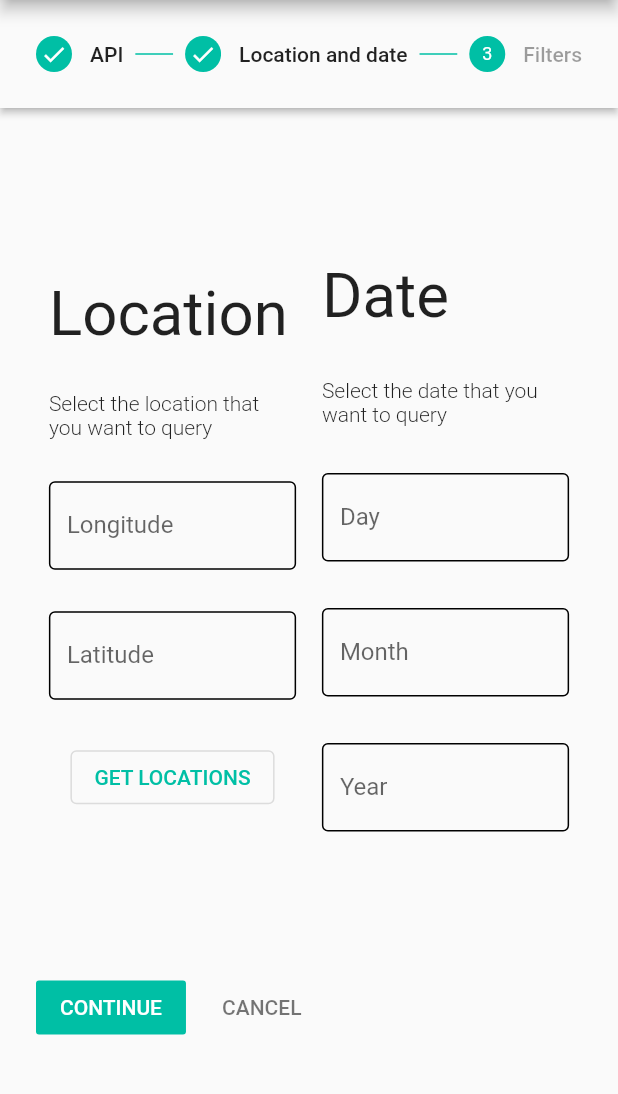
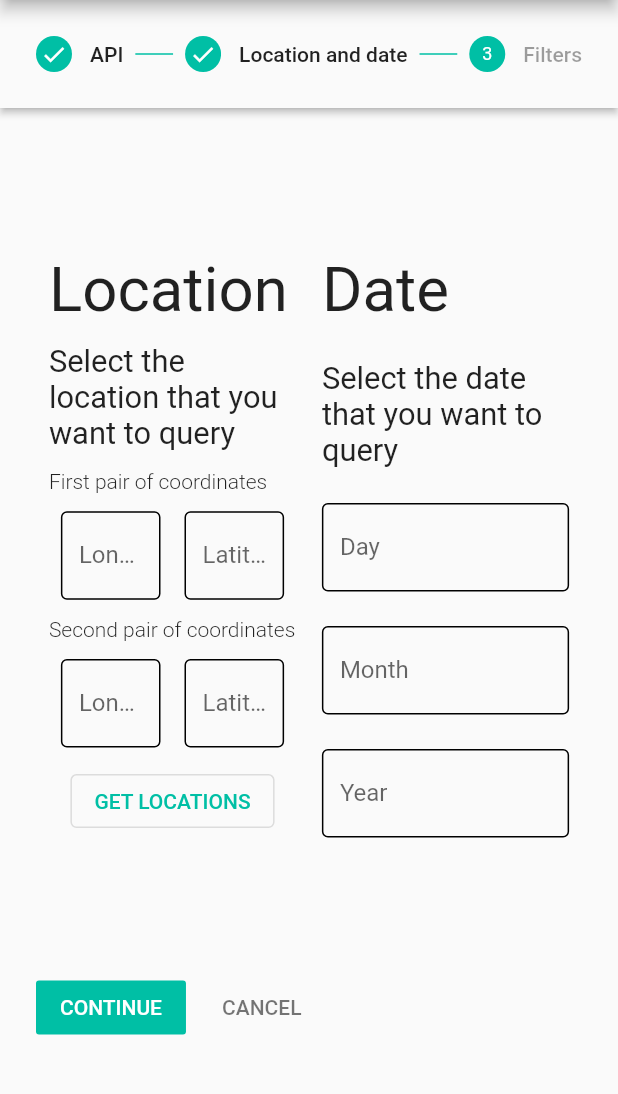
Before and after one commit to LiquidGalaxyLAB/image-satellite-visualizer, a Flutter app: the ImageForm screen opened directly, after a tap on "CONTINUE", on a phone screen of 412 x 824 dp, the part 84-1178 px from its top. Run offline on Flutter 3.47's test engine with Material 2 defaults, Android fonts, the phone set to English and light mode, and no system bars; our stand-ins replace google_maps_flutter, hive, hive_flutter; accounts and stored records are empty; network calls fail.

Commit message:
set locations

```diff
--- a/lib/screens/image_form/maps.dart
+++ b/lib/screens/image_form/maps.dart
@@ -4,7 +4,8 @@ import 'package:flutter/material.dart';
 import 'package:google_maps_flutter/google_maps_flutter.dart';
 
 class Maps extends StatefulWidget {
-  const Maps({Key? key}) : super(key: key);
+  final callback;
+  const Maps({required this.callback, Key? key}) : super(key: key);
 
   @override
   _MapsState createState() => _MapsState();
@@ -59,11 +60,14 @@ class _MapsState extends State<Maps> {
                     padding: const EdgeInsets.all(10.0),
                     child: ElevatedButton(
                       style: ButtonStyle(
-                        backgroundColor:
-                            MaterialStateProperty.all<Color?>(Theme.of(context).accentColor),
+                        backgroundColor: MaterialStateProperty.all<Color?>(
+                            Theme.of(context).accentColor),
                       ),
                       child: Text('CONTINUE'),
-                      onPressed: () => Navigator.pop(context),
+                      onPressed: () {
+                        this.widget.callback(markers);
+                        Navigator.pop(context);
+                      },
                     ),
                   ),
                   Padding(
--- a/lib/screens/image_form/steps/data_step.dart
+++ b/lib/screens/image_form/steps/data_step.dart
@@ -1,4 +1,5 @@
 import 'package:flutter/material.dart';
+import 'package:google_maps_flutter/google_maps_flutter.dart';
 import 'package:image_satellite_visualizer/screens/image_form/maps.dart';
 
 class DataStep extends StatefulWidget {
@@ -9,6 +10,11 @@ class DataStep extends StatefulWidget {
 }
 
 class _DataStepState extends State<DataStep> {
+  TextEditingController _firstLatitude = TextEditingController();
+  TextEditingController _firstLongitude = TextEditingController();
+  TextEditingController _secondLatitude = TextEditingController();
+  TextEditingController _secondLongitude = TextEditingController();
+
   @override
   Widget build(BuildContext context) {
     Size screenSize = MediaQuery.of(context).size;
@@ -31,9 +37,23 @@ class _DataStepState extends State<DataStep> {
                 ),
                 Text(
                   'Select the location that you want to query',
+                  style: TextStyle(
+                    fontWeight: FontWeight.w400,
+                    fontSize: screenSize.height * 0.025,
+                  ),
+                ),
+                Text(
+                  'First pair of coordinates',
                   style: TextStyle(fontWeight: FontWeight.w300),
                 ),
-                TextField(
+                Row(
+                  children: [
+                    Expanded(
+                      child: Padding(
+                        padding: const EdgeInsets.symmetric(horizontal: 8.0),
+                        child: TextField(
+                          keyboardType: TextInputType.number,
+                          controller: _firstLongitude,
                           decoration: new InputDecoration(
                             focusedBorder: OutlineInputBorder(
                               borderSide: BorderSide(),
@@ -45,7 +65,14 @@ class _DataStepState extends State<DataStep> {
                             labelText: 'Longitude',
                           ),
                         ),
-                TextField(
+                      ),
+                    ),
+                    Expanded(
+                      child: Padding(
+                        padding: const EdgeInsets.symmetric(horizontal: 8.0),
+                        child: TextField(
+                          keyboardType: TextInputType.number,
+                          controller: _firstLatitude,
                           decoration: new InputDecoration(
                             focusedBorder: OutlineInputBorder(
                               borderSide: BorderSide(),
@@ -57,12 +84,64 @@ class _DataStepState extends State<DataStep> {
                             labelText: 'Latitude',
                           ),
                         ),
+                      ),
+                    ),
+                  ],
+                ),
+                Text(
+                  'Second pair of coordinates',
+                  style: TextStyle(fontWeight: FontWeight.w300),
+                ),
+                Row(
+                  children: [
+                    Expanded(
+                      child: Padding(
+                        padding: const EdgeInsets.symmetric(horizontal: 8.0),
+                        child: TextField(
+                          keyboardType: TextInputType.number,
+                          controller: _secondLongitude,
+                          decoration: new InputDecoration(
+                            focusedBorder: OutlineInputBorder(
+                              borderSide: BorderSide(),
+                            ),
+                            enabledBorder: OutlineInputBorder(
+                              borderSide: BorderSide(),
+                            ),
+                            hintText: 'Longitude',
+                            labelText: 'Longitude',
+                          ),
+                        ),
+                      ),
+                    ),
+                    Expanded(
+                      child: Padding(
+                        padding: const EdgeInsets.symmetric(horizontal: 8.0),
+                        child: TextField(
+                          keyboardType: TextInputType.number,
+                          controller: _secondLatitude,
+                          decoration: new InputDecoration(
+                            focusedBorder: OutlineInputBorder(
+                              borderSide: BorderSide(),
+                            ),
+                            enabledBorder: OutlineInputBorder(
+                              borderSide: BorderSide(),
+                            ),
+                            hintText: 'Latitude',
+                            labelText: 'Latitude',
+                          ),
+                        ),
+                      ),
+                    ),
+                  ],
+                ),
                 Center(
                   child: OutlinedButton(
                     child: Text('GET LOCATIONS'),
                     onPressed: () => Navigator.push(
                       context,
-                      MaterialPageRoute(builder: (context) => Maps()),
+                      MaterialPageRoute(
+                          builder: (context) =>
+                              Maps(callback: this.setLocation)),
                     ),
                   ),
                 )
@@ -82,7 +161,10 @@ class _DataStepState extends State<DataStep> {
                 ),
                 Text(
                   'Select the date that you want to query',
-                  style: TextStyle(fontWeight: FontWeight.w300),
+                  style: TextStyle(
+                    fontWeight: FontWeight.w400,
+                    fontSize: screenSize.height * 0.025,
+                  ),
                 ),
                 TextField(
                   decoration: new InputDecoration(
@@ -127,4 +209,17 @@ class _DataStepState extends State<DataStep> {
       ),
     );
   }
+
+  void setLocation(Map<MarkerId, Marker> markers) {
+    setState(() {
+      _firstLatitude.text =
+          markers.values.elementAt(0).position.latitude.toString();
+      _firstLongitude.text =
+          markers.values.elementAt(0).position.longitude.toString();
+      _secondLatitude.text =
+          markers.values.elementAt(1).position.latitude.toString();
+      _secondLongitude.text =
+          markers.values.elementAt(1).position.longitude.toString();
+    });
   }
+}
```
Also changed, not shown: 2 other files. Lines whose indentation alone changed are shown as unchanged.
